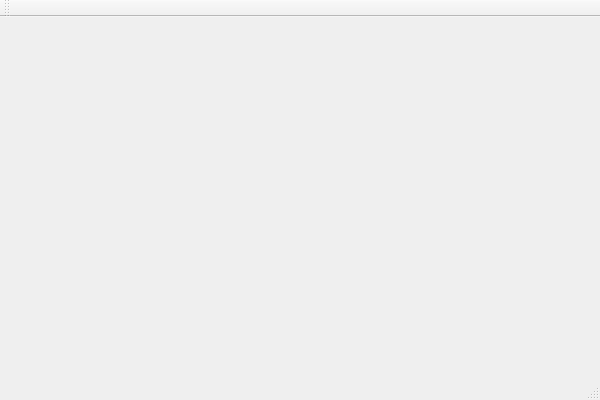
Above: mainwindow.ui from seanet7or/mosaicit before the change. Below: the same form after it.
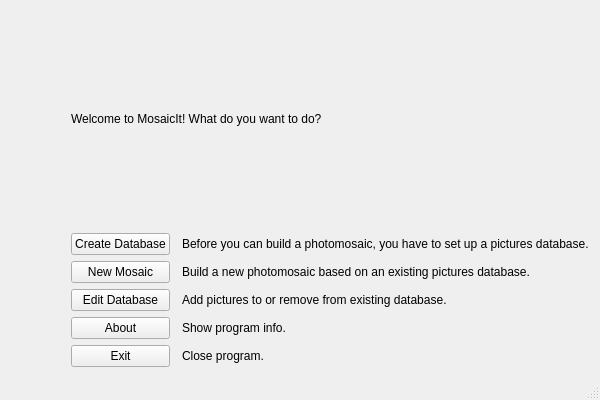
That is the form after the change.

Commit message: done basic layout for create database wizard

```diff
--- a/mainwindow.ui
+++ b/mainwindow.ui
@@ -12,13 +12,120 @@
   <property name="windowTitle" >
    <string>MainWindow</string>
   </property>
-  <widget class="QMenuBar" name="menuBar" />
-  <widget class="QToolBar" name="mainToolBar" />
-  <widget class="QWidget" name="centralWidget" />
-  <widget class="QStatusBar" name="statusBar" />
+  <property name="locale">
+   <locale language="English" country="UnitedStates"/>
+  </property>
+  <widget class="QWidget" name="centralWidget">
+   <layout class="QVBoxLayout" name="verticalLayout">
+    <item>
+     <layout class="QGridLayout" name="gridLayout">
+      <item row="3" column="0">
+       <spacer name="horizontalSpacer">
+        <property name="orientation">
+         <enum>Qt::Horizontal</enum>
+        </property>
+        <property name="sizeHint" stdset="0">
+         <size>
+          <width>40</width>
+          <height>20</height>
+         </size>
+        </property>
+       </spacer>
+      </item>
+      <item row="6" column="1">
+       <widget class="QPushButton" name="pushButton_3">
+        <property name="text">
+         <string>Exit</string>
+        </property>
+       </widget>
+      </item>
+      <item row="5" column="1">
+       <widget class="QPushButton" name="pushButton_4">
+        <property name="text">
+         <string>About</string>
+        </property>
+       </widget>
+      </item>
+      <item row="1" column="1">
+       <widget class="QPushButton" name="createDatabaseBn">
+        <property name="text">
+         <string>Create Database</string>
+        </property>
+       </widget>
+      </item>
+      <item row="3" column="1">
+       <widget class="QPushButton" name="pushButton_2">
+        <property name="text">
+         <string>New Mosaic</string>
+        </property>
+       </widget>
+      </item>
+      <item row="0" column="1" colspan="3">
+       <widget class="QLabel" name="label">
+        <property name="text">
+         <string>Welcome to MosaicIt! What do you want to do?</string>
+        </property>
+       </widget>
+      </item>
+      <item row="1" column="3">
+       <widget class="QLabel" name="label_2">
+        <property name="text">
+         <string>Before you can build a photomosaic, you have to set up a pictures database.</string>
+        </property>
+       </widget>
+      </item>
+      <item row="3" column="3">
+       <widget class="QLabel" name="label_3">
+        <property name="text">
+         <string>Build a new photomosaic based on an existing pictures database.</string>
+        </property>
+       </widget>
+      </item>
+      <item row="5" column="3">
+       <widget class="QLabel" name="label_4">
+        <property name="text">
+         <string>Show program info.</string>
+        </property>
+       </widget>
+      </item>
+      <item row="6" column="3">
+       <widget class="QLabel" name="label_5">
+        <property name="text">
+         <string>Close program.</string>
+        </property>
+       </widget>
+      </item>
+      <item row="4" column="1">
+       <widget class="QPushButton" name="pushButton">
+        <property name="text">
+         <string>Edit Database</string>
+        </property>
+       </widget>
+      </item>
+      <item row="4" column="3">
+       <widget class="QLabel" name="label_6">
+        <property name="text">
+         <string>Add pictures to or remove from existing database.</string>
+        </property>
+       </widget>
+      </item>
+     </layout>
+    </item>
+   </layout>
+  </widget>
+  <widget class="QMenuBar" name="menuBar">
+   <property name="geometry">
+    <rect>
+     <x>0</x>
+     <y>0</y>
+     <width>600</width>
+     <height>18</height>
+    </rect>
+   </property>
+  </widget>
+  <widget class="QStatusBar" name="statusBar"/>
  </widget>
- <layoutDefault spacing="6" margin="11" />
- <pixmapfunction></pixmapfunction>
+ <layoutdefault spacing="6" margin="11"/>
  <resources/>
  <connections/>
 </ui>
```
Left out of the diff: 9 changed lines with no effect on the pictures. The commit also changes 16 other files.
